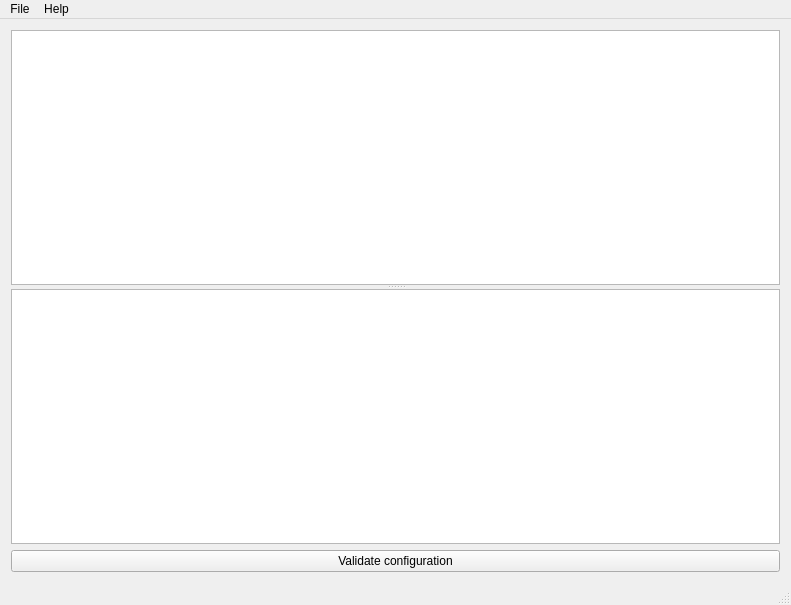
mapcrafter/mapcrafter-gui, file mainwindow.ui: the form before one commit.
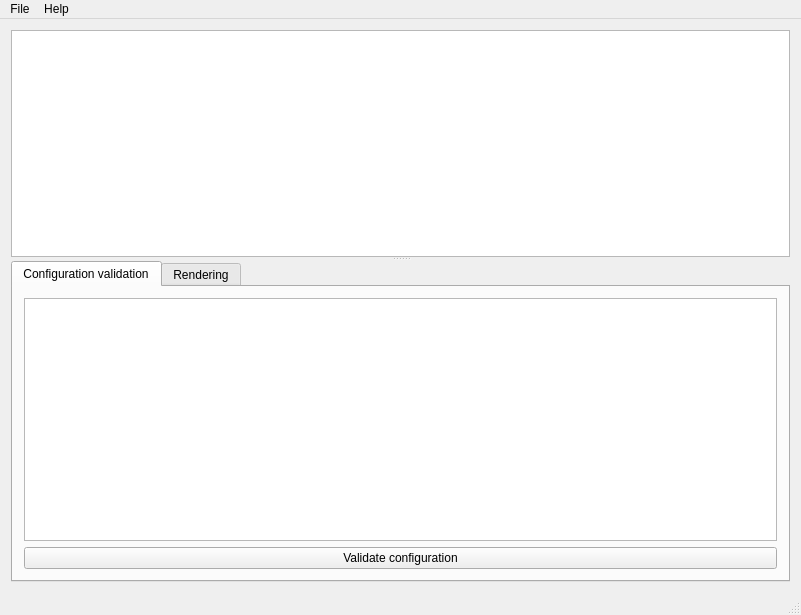
The form after the commit. Custom widgets are drawn as their Qt base class.

Commit message: Added tab widget for configuration/rendering. Also save/restore state of the splitter.

```diff
--- a/mainwindow.ui
+++ b/mainwindow.ui
@@ -6,15 +6,15 @@
    <rect>
     <x>0</x>
     <y>0</y>
-    <width>791</width>
-    <height>605</height>
+    <width>801</width>
+    <height>615</height>
    </rect>
   </property>
   <property name="windowTitle">
    <string>Empty file</string>
   </property>
   <widget class="QWidget" name="centralWidget">
-   <layout class="QVBoxLayout" name="verticalLayout_2">
+   <layout class="QVBoxLayout" name="verticalLayout">
     <item>
      <widget class="QSplitter" name="splitter">
       <property name="orientation">
@@ -25,6 +25,19 @@
         <bool>false</bool>
        </property>
       </widget>
+      <widget class="QTabWidget" name="tabWidget">
+       <property name="enabled">
+        <bool>true</bool>
+       </property>
+       <property name="currentIndex">
+        <number>0</number>
+       </property>
+       <widget class="QWidget" name="tabConfiguration">
+        <attribute name="title">
+         <string>Configuration validation</string>
+        </attribute>
+        <layout class="QVBoxLayout" name="verticalLayout_2">
+         <item>
       <widget class="ValidationWidget" name="validationWidget">
        <attribute name="headerVisible">
         <bool>false</bool>
@@ -35,10 +48,7 @@
         </property>
        </column>
       </widget>
-     </widget>
-    </item>
-    <item>
-     <layout class="QVBoxLayout" name="verticalLayout">
+         </item>
       <item>
        <widget class="QPushButton" name="buttonValidateConfig">
         <property name="text">
@@ -47,6 +57,17 @@
        </widget>
       </item>
      </layout>
+       </widget>
+       <widget class="QWidget" name="tabRendering">
+        <property name="enabled">
+         <bool>false</bool>
+        </property>
+        <attribute name="title">
+         <string>Rendering</string>
+        </attribute>
+       </widget>
+      </widget>
+     </widget>
     </item>
    </layout>
   </widget>
@@ -55,7 +76,7 @@
     <rect>
      <x>0</x>
      <y>0</y>
-     <width>791</width>
+     <width>801</width>
      <height>25</height>
     </rect>
    </property>
```
Lines whose indentation alone changed are shown as unchanged. The commit also changes 1 other file.
